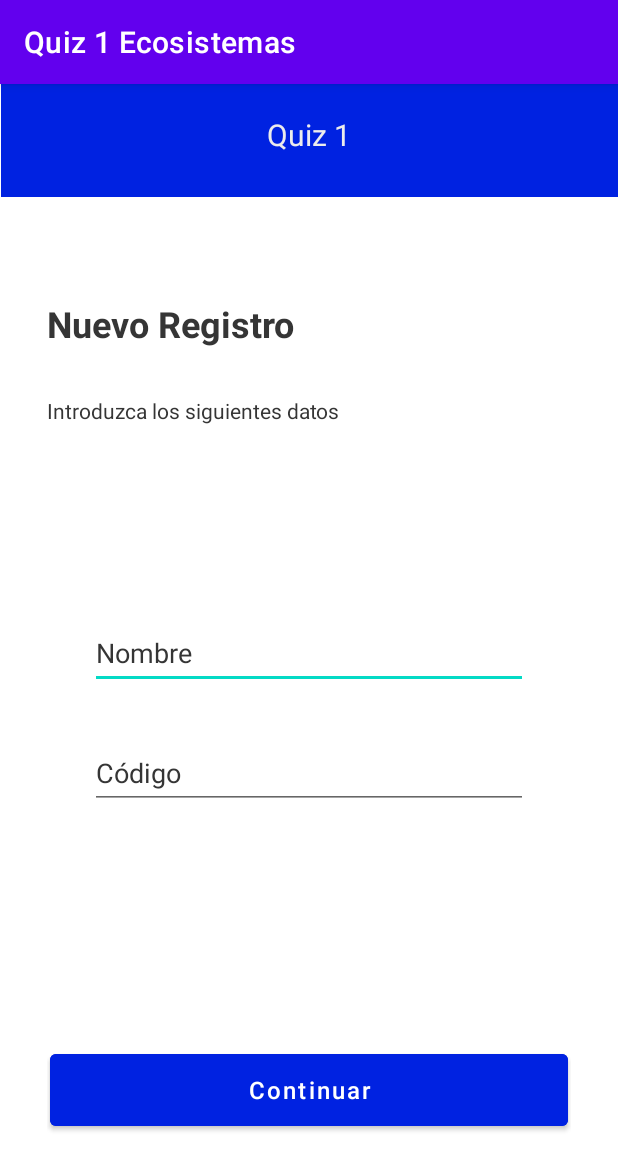
After one commit to Brand2899/Quiz1_Ecosistemas_AlejandroBrand, an Android app: the NewRegister screen opened directly, with no data from a screen before it, on a phone screen of 412 x 824 dp. The commit adds this screen. Shown: the top 1170 px of the screen. Run offline under Robolectric (Android 15) with nearby library versions, the phone set to English and light mode, and no system bars.

Commit message:
segunda pantalla creada

```diff
--- a/app/src/main/AndroidManifest.xml
+++ b/app/src/main/AndroidManifest.xml
@@ -1,6 +1,6 @@
 <?xml version="1.0" encoding="utf-8"?>
 <manifest xmlns:android="http://schemas.android.com/apk/res/android"
-    package="com.example.quiz1ecosistemas" >
+    package="com.example.quiz1ecosistemas">
 
     <application
         android:allowBackup="true"
@@ -8,10 +8,13 @@
         android:label="@string/app_name"
         android:roundIcon="@mipmap/ic_launcher_round"
         android:supportsRtl="true"
-        android:theme="@style/Theme.Quiz1Ecosistemas" >
+        android:theme="@style/Theme.Quiz1Ecosistemas">
+        <activity
+            android:name=".NewRegister"
+            android:exported="true" />
         <activity
             android:name=".MainActivity"
-            android:exported="true" >
+            android:exported="true">
             <intent-filter>
                 <action android:name="android.intent.action.MAIN" />
 
--- a/app/src/main/java/com/example/quiz1ecosistemas/MainActivity.java
+++ b/app/src/main/java/com/example/quiz1ecosistemas/MainActivity.java
@@ -3,9 +3,7 @@ package com.example.quiz1ecosistemas;
 import androidx.appcompat.app.AppCompatActivity;
 import androidx.constraintlayout.widget.ConstraintLayout;
 
-import android.content.Intent;
 import android.os.Bundle;
-import android.view.View;
 import android.widget.Button;
 import android.widget.TextView;
 
@@ -25,12 +23,12 @@ public class MainActivity extends AppCompatActivity {
         setContentView(R.layout.activity_main);
 
         txtHead = findViewById(R.id.txtHead);
-        txtTitle = findViewById(R.id.txtTitle);
+        txtTitle = findViewById(R.id.txtTitle1);
 
         container_big = findViewById(R.id.container_big);
         container_text = findViewById(R.id.container_text);
 
-        bnRegister = findViewById(R.id.bnRegister);
+        bnRegister = findViewById(R.id.bnContinue1);
 
         bnRegister.setOnClickListener(
                 (v) -> {
--- /dev/null
+++ b/app/src/main/java/com/example/quiz1ecosistemas/NewRegister.java
@@ -0,0 +1,29 @@
+package com.example.quiz1ecosistemas;
+
+import androidx.appcompat.app.AppCompatActivity;
+import androidx.constraintlayout.widget.ConstraintLayout;
+
+import android.os.Bundle;
+import android.widget.Button;
+import android.widget.EditText;
+import android.widget.TextView;
+
+public class NewRegister extends AppCompatActivity {
+
+    private TextView txtHead1;
+    private TextView txtTitle1;
+    private  TextView txtSubTitle1;
+
+    private ConstraintLayout container_big1;
+
+    private EditText editTxtName;
+    private EditText editTxtCode;
+
+    private Button bnContinue1;
+
+    @Override
+    protected void onCreate(Bundle savedInstanceState) {
+        super.onCreate(savedInstanceState);
+        setContentView(R.layout.activity_new_register);
+    }
+}
--- a/app/src/main/res/layout/activity_main.xml
+++ b/app/src/main/res/layout/activity_main.xml
@@ -31,7 +31,7 @@
         app:layout_constraintTop_toBottomOf="@+id/txtHead">
 
         <TextView
-            android:id="@+id/txtTitle"
+            android:id="@+id/txtTitle1"
             android:layout_width="wrap_content"
             android:layout_height="wrap_content"
             android:text="Estudiantes registrados"
@@ -42,13 +42,14 @@
             app:layout_constraintTop_toTopOf="parent" />
 
         <Button
-            android:id="@+id/bnRegister"
+            android:id="@+id/bnContinue1"
             android:layout_width="345dp"
             android:layout_height="60dp"
             android:backgroundTint="#0022E1"
             android:text="Registrar"
             android:textAllCaps="false"
             android:textColor="#FFFFFF"
+            android:textSize="16sp"
             app:layout_constraintBottom_toBottomOf="parent"
             app:layout_constraintEnd_toEndOf="parent"
             app:layout_constraintHorizontal_bias="0.479"
@@ -61,7 +62,7 @@
             android:layout_marginTop="32dp"
             app:layout_constraintEnd_toEndOf="parent"
             app:layout_constraintStart_toStartOf="parent"
-            app:layout_constraintTop_toBottomOf="@+id/txtTitle">
+            app:layout_constraintTop_toBottomOf="@+id/txtTitle1">
 
         </androidx.constraintlayout.widget.ConstraintLayout>
 
--- /dev/null
+++ b/app/src/main/res/layout/activity_new_register.xml
@@ -0,0 +1,98 @@
+<?xml version="1.0" encoding="utf-8"?>
+<androidx.constraintlayout.widget.ConstraintLayout xmlns:android="http://schemas.android.com/apk/res/android"
+    xmlns:app="http://schemas.android.com/apk/res-auto"
+    xmlns:tools="http://schemas.android.com/tools"
+    android:layout_width="match_parent"
+    android:layout_height="match_parent"
+    android:background="#FFFFFF"
+    tools:context=".NewRegister">
+
+    <androidx.constraintlayout.widget.ConstraintLayout
+        android:id="@+id/container_big1"
+        android:layout_width="349dp"
+        android:layout_height="557dp"
+        app:layout_constraintBottom_toBottomOf="parent"
+        app:layout_constraintEnd_toEndOf="parent"
+        app:layout_constraintStart_toStartOf="parent"
+        app:layout_constraintTop_toBottomOf="@+id/txtHead1">
+
+        <TextView
+            android:id="@+id/txtTitle1"
+            android:layout_width="wrap_content"
+            android:layout_height="wrap_content"
+            android:text="Nuevo Registro"
+            android:textColor="#353535"
+            android:textSize="24sp"
+            android:textStyle="bold"
+            app:layout_constraintStart_toStartOf="parent"
+            app:layout_constraintTop_toTopOf="parent" />
+
+        <Button
+            android:id="@+id/bnContinue1"
+            android:layout_width="345dp"
+            android:layout_height="60dp"
+            android:backgroundTint="#0022E1"
+            android:text="Continuar"
+            android:textAllCaps="false"
+            android:textColor="#FFFFFF"
+            android:textSize="16sp"
+            app:layout_constraintBottom_toBottomOf="parent"
+            app:layout_constraintEnd_toEndOf="parent"
+            app:layout_constraintStart_toStartOf="parent" />
+
+        <TextView
+            android:id="@+id/txtSubTitle1"
+            android:layout_width="wrap_content"
+            android:layout_height="wrap_content"
+            android:layout_marginTop="32dp"
+            android:text="Introduzca los siguientes datos"
+            android:textColor="#353535"
+            app:layout_constraintStart_toStartOf="parent"
+            app:layout_constraintTop_toBottomOf="@+id/txtTitle1" />
+
+        <EditText
+            android:id="@+id/editTxtName"
+            android:layout_width="292dp"
+            android:layout_height="48dp"
+            android:layout_marginTop="128dp"
+            android:ems="10"
+            android:hapticFeedbackEnabled="false"
+            android:hint="Nombre"
+            android:inputType="textPersonName"
+            android:textColorHint="#353535"
+            app:layout_constraintEnd_toEndOf="parent"
+            app:layout_constraintStart_toStartOf="parent"
+            app:layout_constraintTop_toBottomOf="@+id/txtSubTitle1"
+            tools:ignore="SpeakableTextPresentCheck" />
+
+        <EditText
+            android:id="@+id/editTxtCode"
+            android:layout_width="292dp"
+            android:layout_height="48dp"
+            android:layout_marginTop="32dp"
+            android:ems="10"
+            android:hapticFeedbackEnabled="false"
+            android:hint="Código"
+            android:inputType="textPersonName"
+            android:textColorHint="#353535"
+            app:layout_constraintEnd_toEndOf="parent"
+            app:layout_constraintStart_toStartOf="parent"
+            app:layout_constraintTop_toBottomOf="@+id/editTxtName"
+            tools:ignore="SpeakableTextPresentCheck" />
+
+    </androidx.constraintlayout.widget.ConstraintLayout>
+
+    <TextView
+        android:id="@+id/txtHead1"
+        android:layout_width="411dp"
+        android:layout_height="75dp"
+        android:background="#0022E1"
+        android:padding="20dp"
+        android:text="Quiz 1"
+        android:textAlignment="center"
+        android:textColor="#FFECECEC"
+        android:textSize="20sp"
+        app:layout_constraintEnd_toEndOf="parent"
+        app:layout_constraintStart_toStartOf="parent"
+        app:layout_constraintTop_toTopOf="parent" />
+</androidx.constraintlayout.widget.ConstraintLayout>
```
